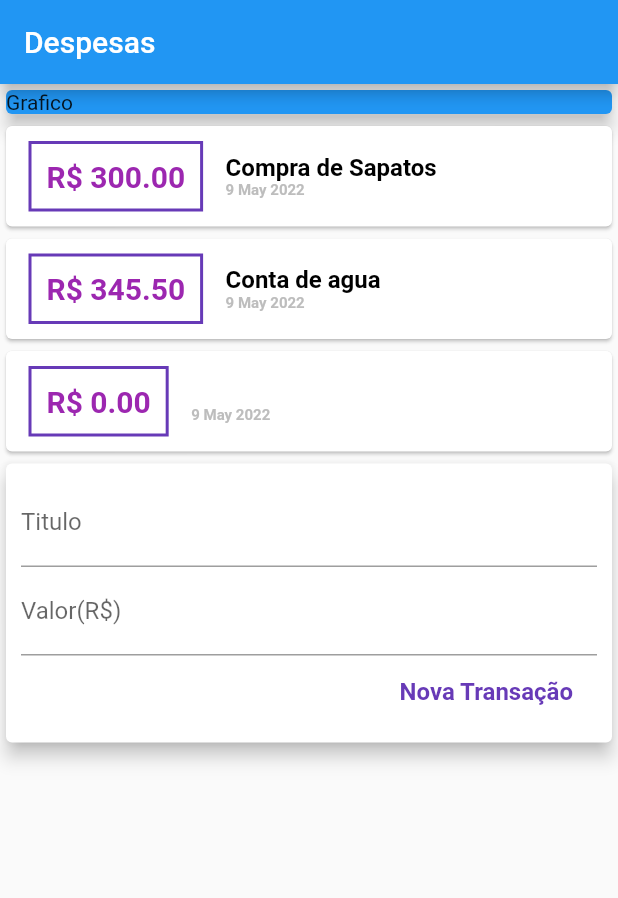
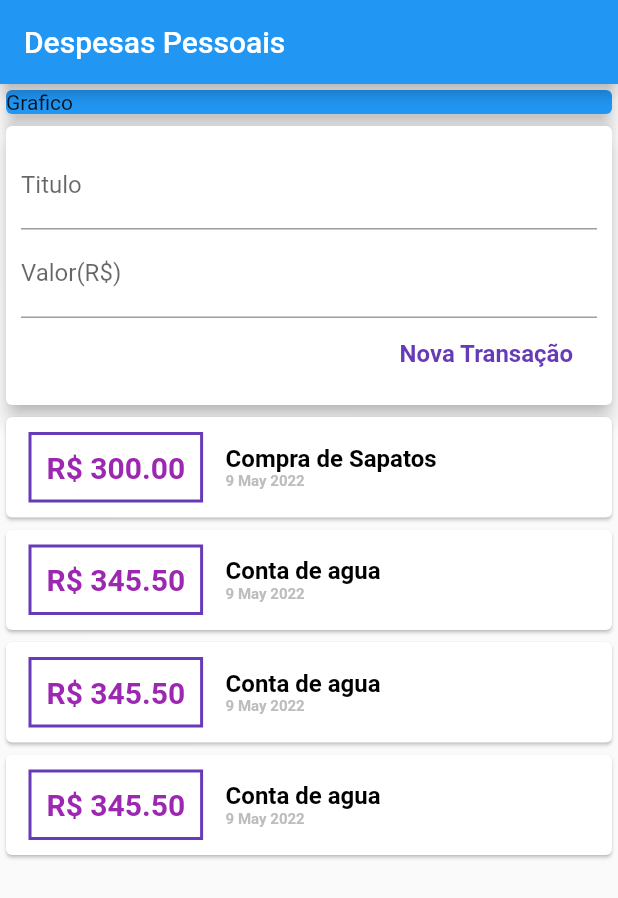
Before and after one commit to Wallace82/expense, a Flutter app: the screen it shows after launch, after a tap on "Nova Transação", on a phone screen of 412 x 824 dp. Shown: the top 898 px of the screen. Run offline on Flutter 3.47's test engine with Material 2 defaults, Android fonts, the phone set to English and light mode, and no system bars.

Commit message:
6 - Alicando listView e submitted

```diff
--- a/lib/components/transaction_form.dart
+++ b/lib/components/transaction_form.dart
@@ -9,6 +9,16 @@ class TransactionForm extends StatelessWidget {
 
   TransactionForm(this.onSubmit);
 
+  _submitForm(){
+      final String title = titleController.text;
+      final double value = double.tryParse(valueController.text)??0;
+      if(title.isEmpty || value <=0){
+        return;
+      }
+      onSubmit(title,value);
+  }
+
+
   @override
   Widget build(BuildContext context) {
     return Card(
@@ -19,12 +29,15 @@ class TransactionForm extends StatelessWidget {
           children: [
             TextField(
               controller: titleController,
+              onSubmitted: (value)=>_submitForm(),
               decoration: InputDecoration(
                 labelText: 'Titulo',
               ),
             ),
             TextField(
               controller: valueController,
+              keyboardType: TextInputType.numberWithOptions(decimal: true),
+              onSubmitted: (_)=>_submitForm(),
               decoration: InputDecoration(
                 labelText: 'Valor(R\$)',
               ),
@@ -33,11 +46,7 @@ class TransactionForm extends StatelessWidget {
               mainAxisAlignment: MainAxisAlignment.end,
               children: [
                 FlatButton(
-                  onPressed: (){
-                    final String title = titleController.text;
-                    final double value = double.tryParse(valueController.text)??0;
-                    onSubmit(title,value);
-                  },
+                  onPressed: _submitForm,
                   child: Text(
                     'Nova Transação',
                     style: TextStyle(
--- a/lib/components/transaction_list.dart
+++ b/lib/components/transaction_list.dart
@@ -10,8 +10,12 @@ class TransactionList extends StatelessWidget {
 
   @override
   Widget build(BuildContext context) {
-    return Column(
-      children: transactions.map((tr)  {
+    return Container(
+      height: 300,
+      child: ListView.builder(
+        itemCount: transactions.length,
+        itemBuilder: (ctx,index){
+          final tr = transactions[index];
           return Card(
               child: Row(
                 children: [
@@ -61,7 +65,8 @@ class TransactionList extends StatelessWidget {
                 ],
               )
           );
-      }).toList(),
+        },
+      ),
     );
   }
 }
--- a/lib/components/transaction_user.dart
+++ b/lib/components/transaction_user.dart
@@ -25,6 +25,54 @@ class _TransactionUserState extends State<TransactionUser> {
         value: 345.50,
         date: DateTime.now()
     ),
+    Transaction(
+        id: '2',
+        title: 'Conta de agua',
+        value: 345.50,
+        date: DateTime.now()
+    ),
+    Transaction(
+        id: '2',
+        title: 'Conta de agua',
+        value: 345.50,
+        date: DateTime.now()
+    ),
+    Transaction(
+        id: '2',
+        title: 'Conta de agua',
+        value: 345.50,
+        date: DateTime.now()
+    ),
+    Transaction(
+        id: '2',
+        title: 'Conta de agua 3',
+        value: 345.50,
+        date: DateTime.now()
+    ),
+    Transaction(
+        id: '2',
+        title: 'Conta de agua 2',
+        value: 345.50,
+        date: DateTime.now()
+    ),
+    Transaction(
+        id: '2',
+        title: 'Conta de agua 1',
+        value: 345.50,
+        date: DateTime.now()
+    ),
+    Transaction(
+        id: '2',
+        title: 'Olá',
+        value: 345.50,
+        date: DateTime.now()
+    ),
+    Transaction(
+        id: '2',
+        title: 'Teste',
+        value: 345.50,
+        date: DateTime.now()
+    ),
   ];
 
   _addTransction(String title, double value){
@@ -42,11 +90,13 @@ class _TransactionUserState extends State<TransactionUser> {
 
   @override
   Widget build(BuildContext context) {
-    return Column(
-      children: [
-        TransactionList(_listTrasaction),
-        TransactionForm(_addTransction),
-      ],
+    return SingleChildScrollView(
+      child: Column(
+        children: [
+          TransactionForm(_addTransction),
+          TransactionList(_listTrasaction),
+        ],
+      ),
     );
   }
 }
--- a/lib/main.dart
+++ b/lib/main.dart
@@ -20,7 +20,7 @@ class MyHomePage extends StatelessWidget {
   Widget build(BuildContext context) {
     return Scaffold(
       appBar: AppBar(
-        title: Text('Despesas'),
+        title: Text('Despesas Pessoais'),
       ),
       body: Column(
       crossAxisAlignment: CrossAxisAlignment.stretch,
@@ -35,7 +35,7 @@ class MyHomePage extends StatelessWidget {
         ),
         TransactionUser(),
         ],
-      ),
+      )
     );
   }
 }
```
Lines whose indentation alone changed are shown as unchanged.
